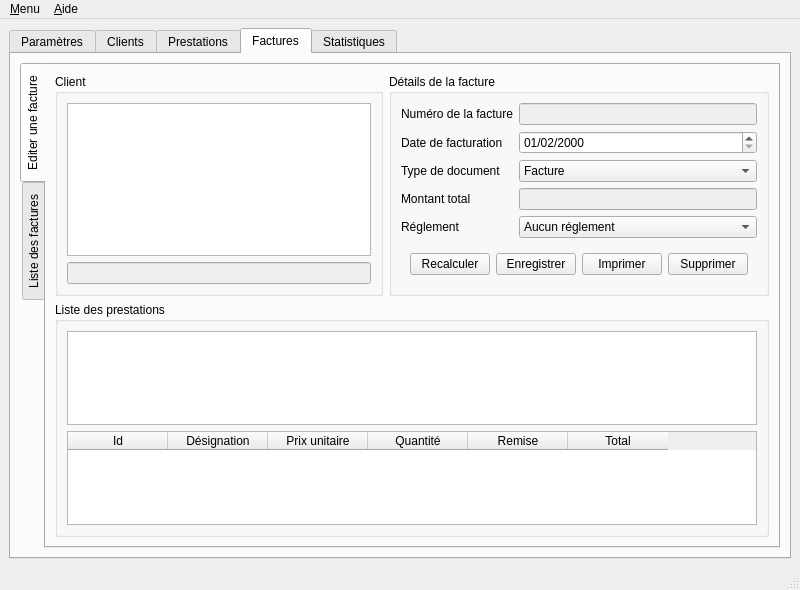
First picture: the form in ui/Qfacture.ui, repository jpec/Qfacture, before the edit.
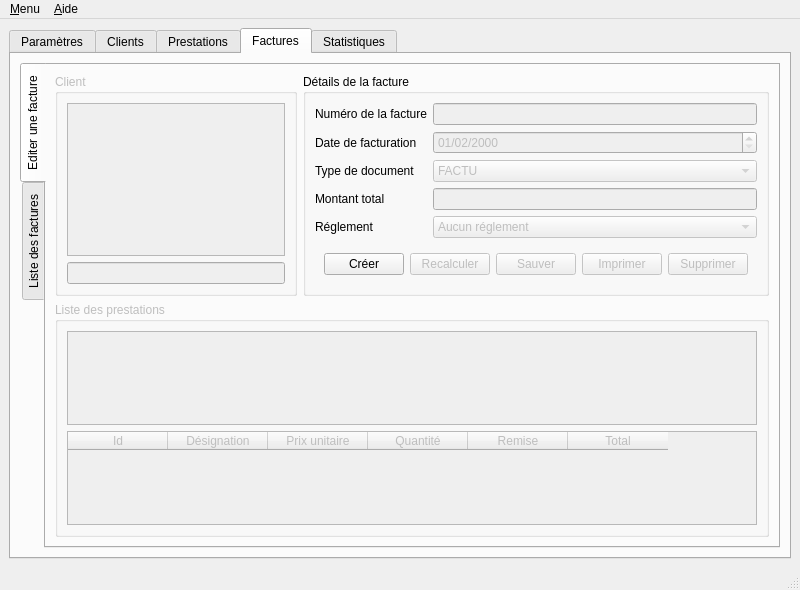
Second picture: the form after the edit. The open tabs and pages were chosen to show the change.

Commit message: Implementing facture editing tab in progress (last table with quantity - article - price not yet implemented).

```diff
--- a/ui/Qfacture.ui
+++ b/ui/Qfacture.ui
@@ -1348,6 +1348,9 @@
            <layout class="QGridLayout" name="gridLayout_9">
             <item row="2" column="0" colspan="2">
              <widget class="QGroupBox" name="fArticleGroup">
+              <property name="enabled">
+               <bool>false</bool>
+              </property>
               <property name="minimumSize">
                <size>
                 <width>0</width>
@@ -1400,6 +1403,9 @@
             </item>
             <item row="0" column="0">
              <widget class="QGroupBox" name="fClientGroup">
+              <property name="enabled">
+               <bool>false</bool>
+              </property>
               <property name="title">
                <string>Client</string>
               </property>
@@ -1455,6 +1461,9 @@
                </item>
                <item row="1" column="1">
                 <widget class="QDateEdit" name="fDate">
+                 <property name="enabled">
+                  <bool>false</bool>
+                 </property>
                  <property name="displayFormat">
                   <string>dd/MM/yyyy</string>
                  </property>
@@ -1476,9 +1485,12 @@
                </item>
                <item row="2" column="1">
                 <widget class="QComboBox" name="fType">
+                 <property name="enabled">
+                  <bool>false</bool>
+                 </property>
                  <item>
                   <property name="text">
-                   <string>Facture</string>
+                   <string notr="true">FACTU</string>
                   </property>
                  </item>
                  <item>
@@ -1511,6 +1523,9 @@
                </item>
                <item row="4" column="1">
                 <widget class="QComboBox" name="fRegl">
+                 <property name="enabled">
+                  <bool>false</bool>
+                 </property>
                  <item>
                   <property name="text">
                    <string>Aucun réglement</string>
@@ -1536,34 +1551,53 @@
                <item row="5" column="0" colspan="2">
                 <widget class="QFrame" name="frame">
                  <layout class="QGridLayout" name="gridLayout_12">
-                  <item row="0" column="0">
-                   <widget class="QPushButton" name="fCalcTotal">
-                    <property name="text">
-                     <string>Recalculer</string>
-                    </property>
-                   </widget>
-                  </item>
                   <item row="0" column="1">
-                   <widget class="QPushButton" name="pushButton">
+                   <widget class="QPushButton" name="fCalc">
+                    <property name="enabled">
+                     <bool>false</bool>
+                    </property>
                     <property name="text">
-                     <string>Enregistrer</string>
+                     <string>Recalculer</string>
                     </property>
                    </widget>
                   </item>
                   <item row="0" column="2">
-                   <widget class="QPushButton" name="pushButton_2">
+                   <widget class="QPushButton" name="fSave">
+                    <property name="enabled">
+                     <bool>false</bool>
+                    </property>
                     <property name="text">
-                     <string>Imprimer</string>
+                     <string>Sauver</string>
                     </property>
                    </widget>
                   </item>
                   <item row="0" column="3">
-                   <widget class="QPushButton" name="pushButton_3">
+                   <widget class="QPushButton" name="fPrint">
+                    <property name="enabled">
+                     <bool>false</bool>
+                    </property>
+                    <property name="text">
+                     <string>Imprimer</string>
+                    </property>
+                   </widget>
+                  </item>
+                  <item row="0" column="4">
+                   <widget class="QPushButton" name="fDel">
+                    <property name="enabled">
+                     <bool>false</bool>
+                    </property>
                     <property name="text">
                      <string>Supprimer</string>
                     </property>
                    </widget>
                   </item>
+                  <item row="0" column="0">
+                   <widget class="QPushButton" name="fNew">
+                    <property name="text">
+                     <string>Créer</string>
+                    </property>
+                   </widget>
+                  </item>
                  </layout>
                 </widget>
                </item>
```
Left out of the diff: 2 changed lines with no effect on the pictures. The commit also changes 3 other files.
